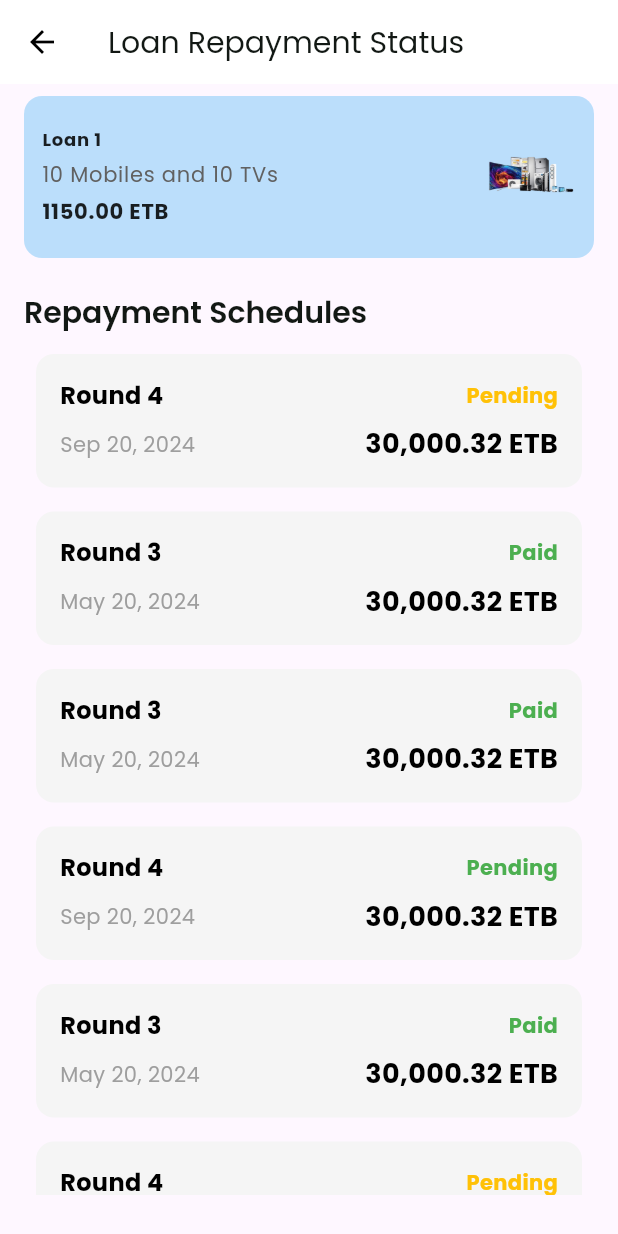
After one commit to AbdulsemedM/Is-Fin, a Flutter app: the LoanRepaymentScreen screen opened directly, on a phone screen of 412 x 824 dp. The commit adds this screen. Run offline on Flutter 3.47's test engine with Material 3 defaults, Android fonts, the phone set to English and light mode, and no system bars; our stand-ins replace custom_sliding_segmented_control, salomon_bottom_bar.

Commit message:
loan repayment page

```diff
--- a/lib/features/finances/presentation/screens/finances_screen.dart
+++ b/lib/features/finances/presentation/screens/finances_screen.dart
@@ -3,6 +3,7 @@ import 'package:ifb_loan/app/utils/app_theme.dart';
 import 'package:ifb_loan/features/finances/presentation/widgets/finances_widget.dart';
 import 'package:ifb_loan/features/finances/presentation/widgets/loan_display_card.dart';
 import 'package:ifb_loan/features/loan_application/presentation/screen/loan_application_screen.dart';
+import 'package:ifb_loan/features/loan_repayment/presentation/screen/loan_repayment_screen.dart';
 
 class FinancesScreen extends StatefulWidget {
   const FinancesScreen({super.key});
@@ -84,7 +85,14 @@ class _FinancesScreenState extends State<FinancesScreen> {
           child: ListView(
             padding: const EdgeInsets.all(16.0),
             children: [
-              LoanCard(
+              GestureDetector(
+                onTap: () {
+                  Navigator.push(
+                      context,
+                      MaterialPageRoute(
+                          builder: (context) => const LoanRepaymentScreen()));
+                },
+                child: LoanCard(
                   loanTitle: 'Loan 1',
                   loanDescription: '10 Mobiles and 10 TVs',
                   amount: 1150,
@@ -93,6 +101,7 @@ class _FinancesScreenState extends State<FinancesScreen> {
                   image: Image.asset(
                     'assets/images/elec.png', // replace with your image asset
                     fit: BoxFit.contain,
+                  ),
                 ),
               ),
               LoanCard(
--- /dev/null
+++ b/lib/features/loan_repayment/presentation/screen/loan_repayment_screen.dart
@@ -0,0 +1,126 @@
+import 'package:flutter/material.dart';
+import 'package:ifb_loan/app/utils/app_theme.dart';
+import 'package:ifb_loan/features/finances/presentation/widgets/loan_display_card.dart';
+import 'package:ifb_loan/features/loan_repayment/presentation/widgets/repayment_list_card.dart';
+
+class LoanRepaymentScreen extends StatefulWidget {
+  const LoanRepaymentScreen({super.key});
+
+  @override
+  State<LoanRepaymentScreen> createState() => _LoanRepaymentScreenState();
+}
+
+class _LoanRepaymentScreenState extends State<LoanRepaymentScreen> {
+  @override
+  Widget build(BuildContext context) {
+    return Scaffold(
+      appBar: AppBar(
+        title: Text(
+          "Loan Repayment Status",
+          style: Theme.of(context).textTheme.displaySmall,
+        ),
+      ),
+      body: SingleChildScrollView(
+        child: Padding(
+          padding: const EdgeInsets.symmetric(horizontal: 16.0),
+          child: Column(
+            children: [
+              LoanCard(
+                loanTitle: 'Loan 1',
+                loanDescription: '10 Mobiles and 10 TVs',
+                amount: 1150,
+                lender: 'ABC General Trading',
+                backgroundColor: Colors.blue.shade100,
+                image: Image.asset(
+                  'assets/images/elec.png', // replace with your image asset
+                  fit: BoxFit.contain,
+                ),
+              ),
+              SizedBox(height: 16),
+              Row(
+                children: [
+                  Text(
+                    "Repayment Schedules",
+                    style: Theme.of(context)
+                        .textTheme
+                        .displaySmall!
+                        .copyWith(fontWeight: FontWeight.w600),
+                  ),
+                ],
+              ),
+              SizedBox(
+                height: ScreenConfig.screenHeight * 0.7,
+                child: ListView.builder(
+                  padding: EdgeInsets.all(8.0),
+                  itemCount: paymentData.length,
+                  itemBuilder: (context, index) {
+                    final payment = paymentData[index];
+                    return PaymentCard(
+                      roundNumber: payment['roundNumber'],
+                      date: payment['date'],
+                      status: payment['status'],
+                      statusColor: payment['statusColor'],
+                      amount: payment['amount'],
+                      currency: payment['currency'],
+                    );
+                  },
+                ),
+              ),
+            ],
+          ),
+        ),
+      ),
+    );
+  }
+
+  final List<Map<String, dynamic>> paymentData = [
+    {
+      'roundNumber': 4,
+      'date': 'Sep 20, 2024',
+      'status': 'Pending',
+      'statusColor': Colors.amber,
+      'amount': '30,000.32',
+      'currency': 'ETB',
+    },
+    {
+      'roundNumber': 3,
+      'date': 'May 20, 2024',
+      'status': 'Paid',
+      'statusColor': Colors.green,
+      'amount': '30,000.32',
+      'currency': 'ETB',
+    },
+    {
+      'roundNumber': 3,
+      'date': 'May 20, 2024',
+      'status': 'Paid',
+      'statusColor': Colors.green,
+      'amount': '30,000.32',
+      'currency': 'ETB',
+    },
+    {
+      'roundNumber': 4,
+      'date': 'Sep 20, 2024',
+      'status': 'Pending',
+      'statusColor': Colors.green,
+      'amount': '30,000.32',
+      'currency': 'ETB',
+    },
+    {
+      'roundNumber': 3,
+      'date': 'May 20, 2024',
+      'status': 'Paid',
+      'statusColor': Colors.green,
+      'amount': '30,000.32',
+      'currency': 'ETB',
+    },
+    {
+      'roundNumber': 4,
+      'date': 'Sep 20, 2024',
+      'status': 'Pending',
+      'statusColor': Colors.amber,
+      'amount': '30,000.32',
+      'currency': 'ETB',
+    },
+  ];
+}
--- /dev/null
+++ b/lib/features/loan_repayment/presentation/widgets/repayment_list_card.dart
@@ -0,0 +1,80 @@
+import 'package:flutter/material.dart';
+
+class PaymentCard extends StatelessWidget {
+  final int roundNumber;
+  final String date;
+  final String status;
+  final Color statusColor;
+  final String amount;
+  final String currency;
+
+  const PaymentCard({
+    Key? key,
+    required this.roundNumber,
+    required this.date,
+    required this.status,
+    required this.statusColor,
+    required this.amount,
+    required this.currency,
+  }) : super(key: key);
+
+  @override
+  Widget build(BuildContext context) {
+    return Container(
+      margin: const EdgeInsets.symmetric(vertical: 8.0),
+      padding: const EdgeInsets.all(16.0),
+      decoration: BoxDecoration(
+        color: Colors.grey[100],
+        borderRadius: BorderRadius.circular(12.0),
+      ),
+      child: Column(
+        crossAxisAlignment: CrossAxisAlignment.start,
+        children: [
+          // Row for Round number and status
+          Row(
+            mainAxisAlignment: MainAxisAlignment.spaceBetween,
+            children: [
+              Text(
+                'Round $roundNumber',
+                style: TextStyle(
+                  fontWeight: FontWeight.bold,
+                  fontSize: 16.0,
+                ),
+              ),
+              Text(
+                status,
+                style: TextStyle(
+                  color: statusColor,
+                  fontWeight: FontWeight.bold,
+                ),
+              ),
+            ],
+          ),
+          const SizedBox(height: 8.0),
+          // Date text
+          Row(
+            mainAxisAlignment: MainAxisAlignment.spaceBetween,
+            children: [
+              Text(
+                date,
+                style: TextStyle(
+                  color: Colors.grey,
+                  fontSize: 14.0,
+                ),
+              ),
+              const SizedBox(height: 8.0),
+              // Amount text
+              Text(
+                '$amount $currency',
+                style: TextStyle(
+                  fontWeight: FontWeight.bold,
+                  fontSize: 18.0,
+                ),
+              ),
+            ],
+          )
+        ],
+      ),
+    );
+  }
+}
```
Lines whose indentation alone changed are shown as unchanged.
